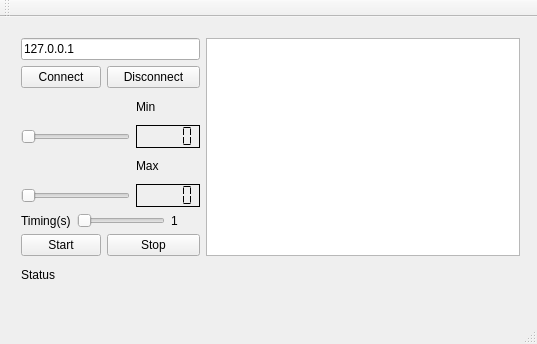
Old version of the form QtTcpClientProducer/mainwindow.ui in the repository julianessantos/QtSupervisory.
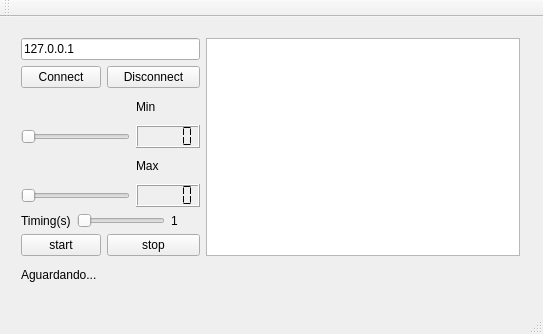
New version of the form.

The edit to the form file:
```diff
--- a/QtTcpClientProducer/mainwindow.ui
+++ b/QtTcpClientProducer/mainwindow.ui
@@ -6,8 +6,8 @@
    <rect>
     <x>0</x>
     <y>0</y>
-    <width>537</width>
-    <height>344</height>
+    <width>543</width>
+    <height>334</height>
    </rect>
   </property>
   <property name="windowTitle">
@@ -64,12 +64,6 @@
      </item>
      <item row="3" column="3" colspan="2">
       <widget class="QLCDNumber" name="min">
-       <property name="frameShape">
-        <enum>QFrame::Box</enum>
-       </property>
-       <property name="frameShadow">
-        <enum>QFrame::Plain</enum>
-       </property>
        <property name="segmentStyle">
         <enum>QLCDNumber::Flat</enum>
        </property>
@@ -91,9 +85,6 @@
      </item>
      <item row="5" column="3" colspan="2">
       <widget class="QLCDNumber" name="max">
-       <property name="frameShadow">
-        <enum>QFrame::Plain</enum>
-       </property>
        <property name="segmentStyle">
         <enum>QLCDNumber::Flat</enum>
        </property>
@@ -126,28 +117,21 @@
      <item row="7" column="0" colspan="2">
       <widget class="QPushButton" name="start">
        <property name="text">
-        <string>Start</string>
+        <string>start</string>
        </property>
       </widget>
      </item>
      <item row="7" column="2" colspan="3">
       <widget class="QPushButton" name="stop">
        <property name="text">
-        <string>Stop</string>
-       </property>
-      </widget>
-     </item>
-     <item row="8" column="5">
-      <widget class="QLabel" name="onoff_2">
-       <property name="text">
-        <string/>
+        <string>stop</string>
        </property>
       </widget>
      </item>
      <item row="8" column="0" colspan="2">
       <widget class="QLabel" name="onoff">
        <property name="text">
-        <string>Status</string>
+        <string>Aguardando...</string>
        </property>
       </widget>
      </item>
```
Left out of the diff: 5 changed lines with no effect on the pictures.
